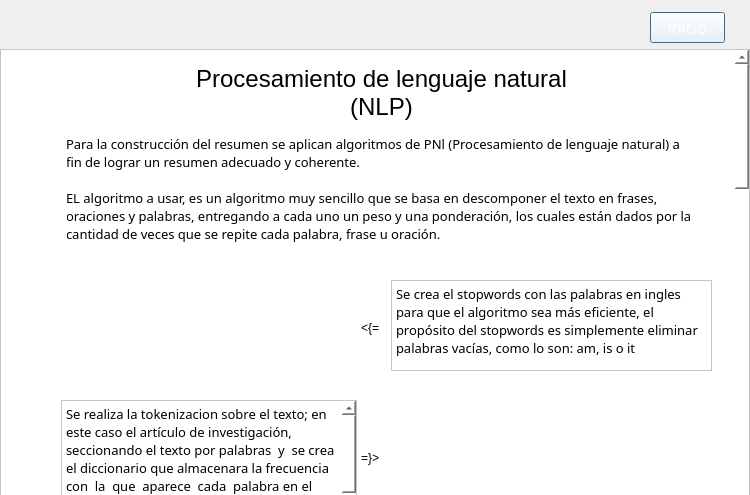
Qt form Views/QtViews/Algoritmo_Window.ui (Napssters/Abstrac_Cientifico) before a commit.
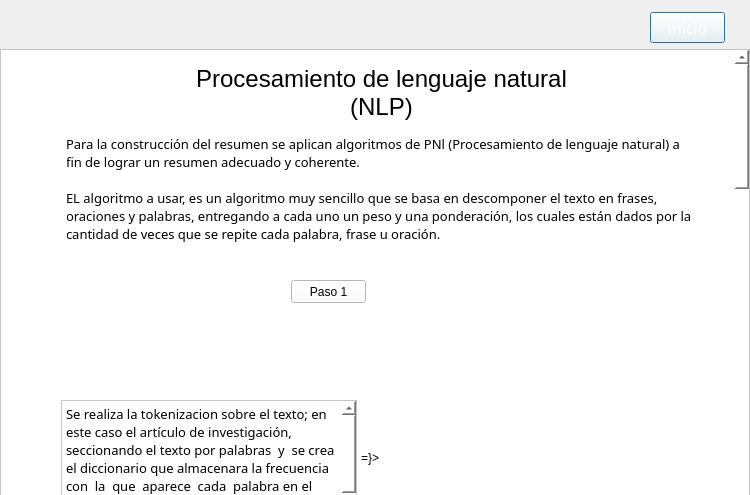
The same form after that commit. Icons and pictures are not drawn.

```diff
--- a/Views/QtViews/Algoritmo_Window.ui
+++ b/Views/QtViews/Algoritmo_Window.ui
@@ -80,7 +80,7 @@
     <property name="geometry">
      <rect>
       <x>0</x>
-      <y>0</y>
+      <y>-180</y>
       <width>750</width>
       <height>1800</height>
      </rect>
@@ -332,56 +332,6 @@
       <pixmap>../Images/Algoritmo/a7.PNG</pixmap>
      </property>
     </widget>
-    <widget class="QPlainTextEdit" name="plainTextEdit_2">
-     <property name="enabled">
-      <bool>true</bool>
-     </property>
-     <property name="geometry">
-      <rect>
-       <x>390</x>
-       <y>230</y>
-       <width>321</width>
-       <height>91</height>
-      </rect>
-     </property>
-     <property name="font">
-      <font>
-       <family>Sylfaen</family>
-       <pointsize>10</pointsize>
-       <kerning>true</kerning>
-      </font>
-     </property>
-     <property name="cursor" stdset="0">
-      <cursorShape>ArrowCursor</cursorShape>
-     </property>
-     <property name="toolTip">
-      <string/>
-     </property>
-     <property name="layoutDirection">
-      <enum>Qt::LeftToRight</enum>
-     </property>
-     <property name="autoFillBackground">
-      <bool>false</bool>
-     </property>
-     <property name="styleSheet">
-      <string notr="true"/>
-     </property>
-     <property name="undoRedoEnabled">
-      <bool>true</bool>
-     </property>
-     <property name="readOnly">
-      <bool>true</bool>
-     </property>
-     <property name="plainText">
-      <string>Se crea el stopwords con las palabras en ingles para que el algoritmo sea más eficiente, el propósito del stopwords es simplemente eliminar palabras vacías, como lo son: am, is o it</string>
-     </property>
-     <property name="backgroundVisible">
-      <bool>false</bool>
-     </property>
-     <property name="centerOnScroll">
-      <bool>false</bool>
-     </property>
-    </widget>
     <widget class="QLabel" name="label_15">
      <property name="geometry">
       <rect>
@@ -634,19 +584,6 @@
       <bool>false</bool>
      </property>
     </widget>
-    <widget class="QLabel" name="label_18">
-     <property name="geometry">
-      <rect>
-       <x>360</x>
-       <y>270</y>
-       <width>21</width>
-       <height>16</height>
-      </rect>
-     </property>
-     <property name="text">
-      <string>&lt;{=</string>
-     </property>
-    </widget>
     <widget class="QLabel" name="label_19">
      <property name="geometry">
       <rect>
@@ -1016,6 +953,47 @@
       <string>=}&gt;</string>
      </property>
     </widget>
+    <widget class="QPushButton" name="pushButton">
+     <property name="geometry">
+      <rect>
+       <x>10</x>
+       <y>1690</y>
+       <width>131</width>
+       <height>61</height>
+      </rect>
+     </property>
+     <property name="styleSheet">
+      <string notr="true">background-color: rgb(255, 255, 255, 0);
+font: 12pt &quot;Sylfaen&quot;;
+color: rgb(255, 255, 255);</string>
+     </property>
+     <property name="text">
+      <string/>
+     </property>
+     <property name="icon">
+      <iconset>
+       <normaloff>../Images/marca_UTP.png</normaloff>../Images/marca_UTP.png</iconset>
+     </property>
+     <property name="iconSize">
+      <size>
+       <width>125</width>
+       <height>125</height>
+      </size>
+     </property>
+    </widget>
+    <widget class="QPushButton" name="paso1">
+     <property name="geometry">
+      <rect>
+       <x>290</x>
+       <y>230</y>
+       <width>75</width>
+       <height>23</height>
+      </rect>
+     </property>
+     <property name="text">
+      <string>Paso 1</string>
+     </property>
+    </widget>
    </widget>
   </widget>
   <widget class="QLabel" name="label_4">
```
Left out of the diff: 16 changed lines with no effect on the pictures.
